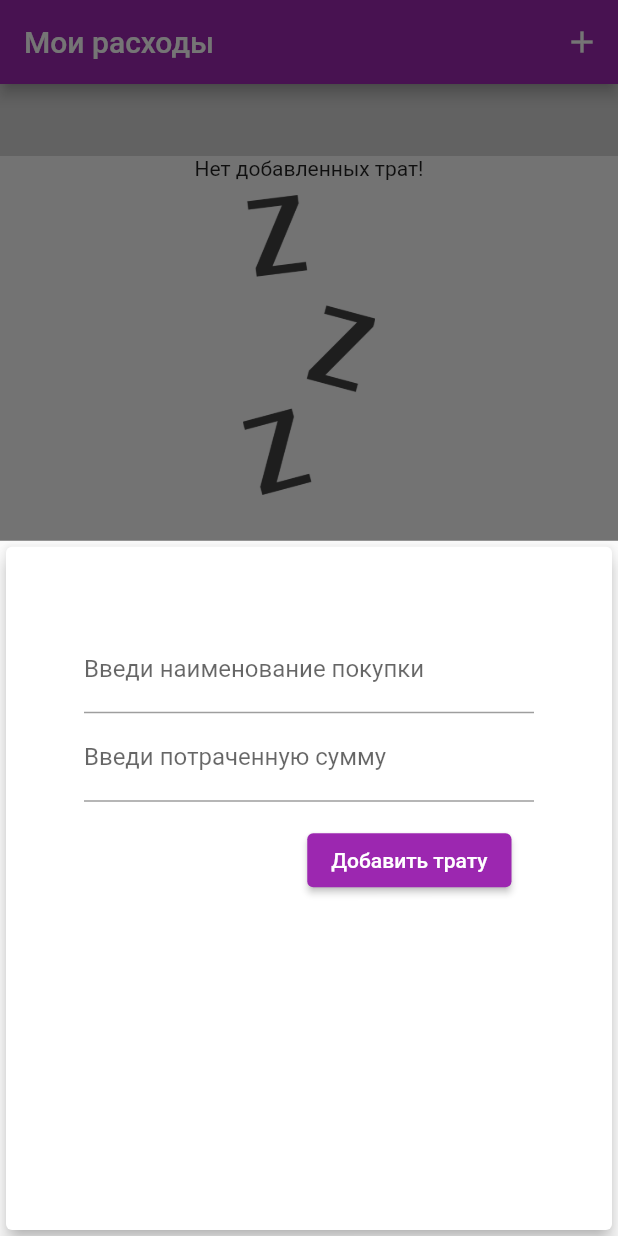
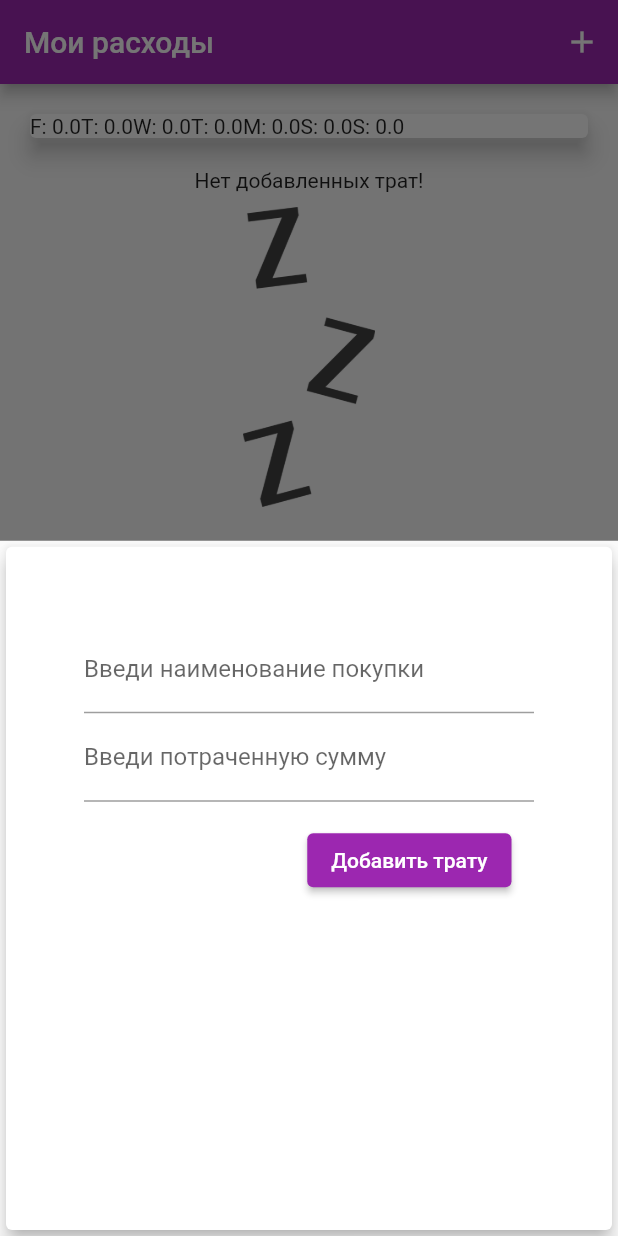
Before and after one commit to VladKodletov/my_expenses, a Flutter app: the screen it shows after launch, after a tap on the "add" icon, on a phone screen of 412 x 824 dp. Run offline on Flutter 3.47's test engine with Material 2 defaults, Android fonts, the phone set to English and light mode, and no system bars.

Commit message:
edition 2 chart

```diff
--- a/lib/widgets/chart.dart
+++ b/lib/widgets/chart.dart
@@ -4,6 +4,8 @@ import 'package:intl/intl.dart';
 
 class Chart extends StatelessWidget {
   late final List<Transaction> recentTransactions;
+
+  Chart(this.recentTransactions);
 
   List<Map<String, Object>> get groupedTransactionValues {
     return List.generate(7, (index) {
@@ -19,8 +21,12 @@ class Chart extends StatelessWidget {
           totalSum += recentTransactions[i].amount;
         }
       }
+
+      print(DateFormat.E().format(weekDay));
+      print(totalSum);
+
       return {
-        'day': DateFormat.E(weekDay),
+        'day': DateFormat.E().format(weekDay).substring(0, 1),
         'amount': totalSum,
       };
     });
@@ -28,11 +34,14 @@ class Chart extends StatelessWidget {
 
   @override
   Widget build(BuildContext context) {
+    print(groupedTransactionValues);
     return Card(
       elevation: 6,
       margin: EdgeInsets.all(20),
       child: Row(
-        children: [],
+        children: groupedTransactionValues.map((data) {
+          return Text('${data['day']}: ${data['amount']}');
+        }).toList(),
       ),
     );
   }
```
Also changed, not shown: lib/widgets/chart_bar.dart (added, +52 -0 lines).
